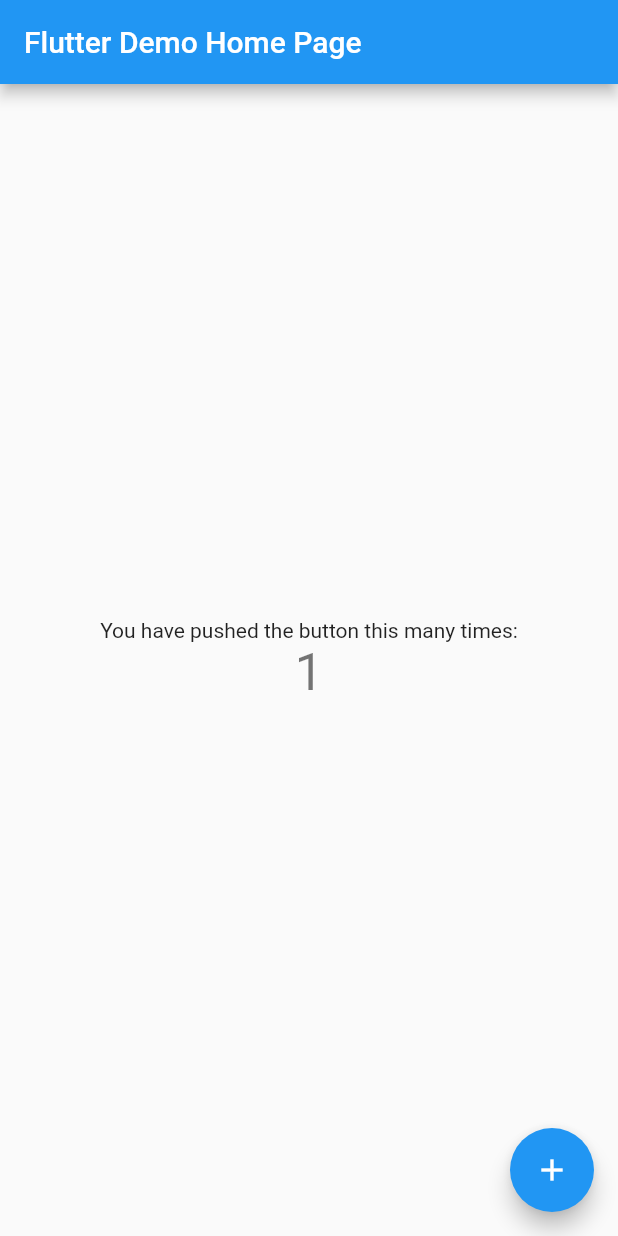
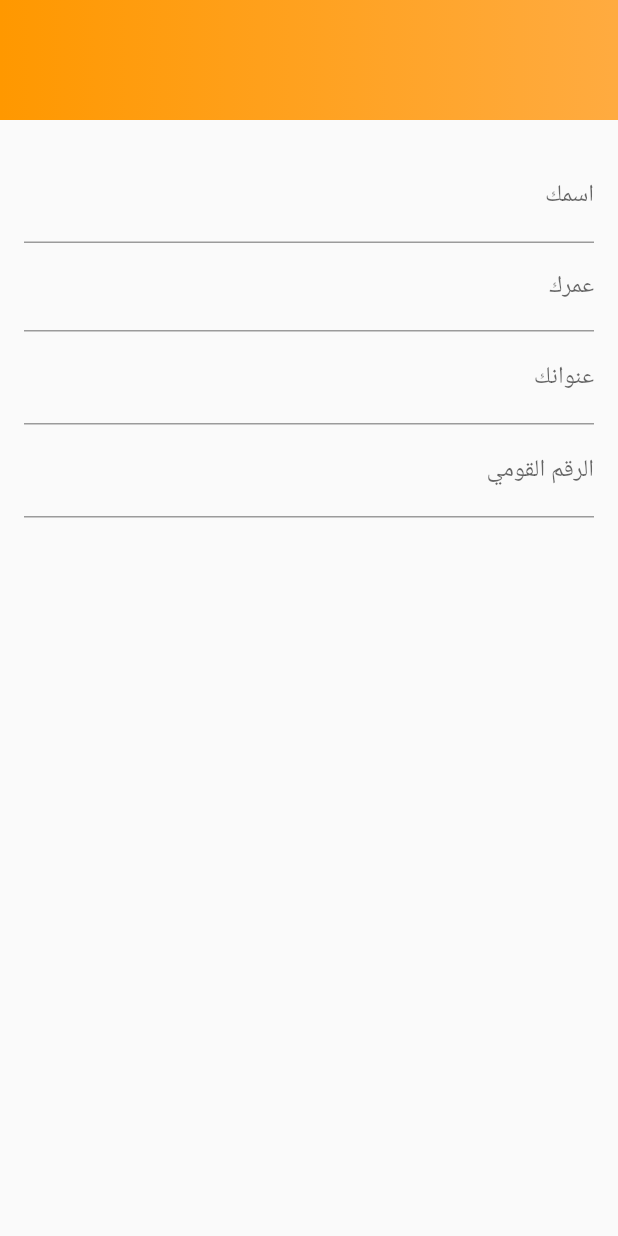
Before and after one commit to amlmusa1357/ElderyApp, a Flutter app: the screen it shows after launch, on a phone screen of 412 x 824 dp. Run offline on Flutter 3.47's test engine with Material 2 defaults, Android fonts, the phone set to English and light mode, and no system bars.

Commit message:
I have created a screen for filling elderly account information

```diff
--- a/elderly/lib/main.dart
+++ b/elderly/lib/main.dart
@@ -1,3 +1,5 @@
+import 'package:elderly/screens/old_account.dart';
+import 'package:elderly/screens/old_people.dart';
 import 'package:flutter/material.dart';
 
 void main() => runApp(MyApp());
@@ -7,105 +9,8 @@ class MyApp extends StatelessWidget {
   @override
   Widget build(BuildContext context) {
     return MaterialApp(
-      title: 'Flutter Demo',
-      theme: ThemeData(
-        // This is the theme of your application.
-        //
-        // Try running your application with "flutter run". You'll see the
-        // application has a blue toolbar. Then, without quitting the app, try
-        // changing the primarySwatch below to Colors.green and then invoke
-        // "hot reload" (press "r" in the console where you ran "flutter run",
-        // or simply save your changes to "hot reload" in a Flutter IDE).
-        // Notice that the counter didn't reset back to zero; the application
-        // is not restarted.
-        primarySwatch: Colors.blue,
-      ),
-      home: MyHomePage(title: 'Flutter Demo Home Page'),
+        home: NewAccount(),
+
     );
   }
 }
-
-class MyHomePage extends StatefulWidget {
-  MyHomePage({Key key, this.title}) : super(key: key);
-
-  // This widget is the home page of your application. It is stateful, meaning
-  // that it has a State object (defined below) that contains fields that affect
-  // how it looks.
-
-  // This class is the configuration for the state. It holds the values (in this
-  // case the title) provided by the parent (in this case the App widget) and
-  // used by the build method of the State. Fields in a Widget subclass are
-  // always marked "final".
-
-  final String title;
-
-  @override
-  _MyHomePageState createState() => _MyHomePageState();
-}
-
-class _MyHomePageState extends State<MyHomePage> {
-  int _counter = 1;
-
-  void _incrementCounter() {
-    setState(() {
-      // This call to setState tells the Flutter framework that something has
-      // changed in this State, which causes it to rerun the build method below
-      // so that the display can reflect the updated values. If we changed
-      // _counter without calling setState(), then the build method would not be
-      // called again, and so nothing would appear to happen.
-      _counter++;
-    });
-  }
-
-  @override
-  Widget build(BuildContext context) {
-    // This method is rerun every time setState is called, for instance as done
-    // by the _incrementCounter method above.
-    //
-    // The Flutter framework has been optimized to make rerunning build methods
-    // fast, so that you can just rebuild anything that needs updating rather
-    // than having to individually change instances of widgets.
-    return Scaffold(
-      appBar: AppBar(
-        // Here we take the value from the MyHomePage object that was created by
-        // the App.build method, and use it to set our appbar title.
-        title: Text(widget.title),
-      ),
-      body: Center(
-        // Center is a layout widget. It takes a single child and positions it
-        // in the middle of the parent.
-        child: Column(
-          // Column is also a layout widget. It takes a list of children and
-          // arranges them vertically. By default, it sizes itself to fit its
-          // children horizontally, and tries to be as tall as its parent.
-          //
-          // Invoke "debug painting" (press "p" in the console, choose the
-          // "Toggle Debug Paint" action from the Flutter Inspector in Android
-          // Studio, or the "Toggle Debug Paint" command in Visual Studio Code)
-          // to see the wireframe for each widget.
-          //
-          // Column has various properties to control how it sizes itself and
-          // how it positions its children. Here we use mainAxisAlignment to
-          // center the children vertically; the main axis here is the vertical
-          // axis because Columns are vertical (the cross axis would be
-          // horizontal).
-          mainAxisAlignment: MainAxisAlignment.center,
-          children: <Widget>[
-            Text(
-              'You have pushed the button this many times:',
-            ),
-            Text(
-              '$_counter',
-              style: Theme.of(context).textTheme.display1,
-            ),
-          ],
-        ),
-      ),
-      floatingActionButton: FloatingActionButton(
-        onPressed: _incrementCounter,
-        tooltip: 'Increment',
-        child: Icon(Icons.add),
-      ), // This trailing comma makes auto-formatting nicer for build methods.
-    );
-  }
-}
--- /dev/null
+++ b/elderly/lib/screens/old_account.dart
@@ -0,0 +1,158 @@
+import 'package:flutter/cupertino.dart';
+import 'package:flutter/material.dart';
+
+class NewAccount extends StatefulWidget {
+  @override
+  _NewAccountState createState() => _NewAccountState();
+}
+
+class _NewAccountState extends State<NewAccount> {
+  String name, age, address, idNumber;
+
+  getName(name) {
+    this.name = name;
+  }
+
+  getAge(age) {
+    this.age = age;
+  }
+
+  getAdress(address) {
+    this.address = address;
+  }
+
+  getIdNumber(id) {
+    this.idNumber = id;
+  }
+
+  @override
+  Widget build(BuildContext context) {
+    return Scaffold(
+      resizeToAvoidBottomInset: false,
+      body: Column(
+        children: <Widget>[
+          _myAppBar(),
+          Container(
+            width: MediaQuery.of(context).size.width,
+            height: MediaQuery.of(context).size.height - 80,
+            child: ListView(
+              children: <Widget>[
+                SizedBox(height: 20.0),
+                Padding(
+                  padding: EdgeInsets.only(left: 16.0, right: 16.0),
+                  child: new Directionality(
+                    textDirection: TextDirection.rtl,
+                    child: TextField(
+                      onChanged: (String name) {
+                        getName(name);
+                      },
+                      textAlign: TextAlign.right,
+                      decoration: InputDecoration(
+                          labelText: "اسمك", hintText: "اكتب اسمك رباعي "),
+                    ),
+                  ),
+                ),
+                Padding(
+                  padding: EdgeInsets.only(left: 16.0, right: 16.0),
+                  child: new Directionality(
+                    textDirection: TextDirection.rtl,
+                    child: TextField(
+                      onChanged: (String age) {
+                        getAge(age);
+                      },
+                      textAlign: TextAlign.right,
+                      decoration: InputDecoration(labelText: "عمرك"),
+                    ),
+                  ),
+                ),
+                Padding(
+                  padding: EdgeInsets.only(left: 16.0, right: 16.0),
+                  child: new Directionality(
+                    textDirection: TextDirection.rtl,
+                    child: TextField(
+                      onChanged: (String adress) {
+                        getAdress(adress);
+                      },
+                      textAlign: TextAlign.right,
+                      decoration: InputDecoration(
+                          labelText: "عنوانك",
+                          hintText: "اكتب العنوان بالتفصيل"),
+                    ),
+                  ),
+                ),
+                Padding(
+                  padding: EdgeInsets.only(left: 16.0, right: 16.0),
+                  child: new Directionality(
+                    textDirection: TextDirection.rtl,
+                    child: TextField(
+                      onChanged: (String id) {
+                        getIdNumber(id);
+                      },
+                      textAlign: TextAlign.right,
+                      decoration: InputDecoration(
+                          labelText: "الرقم القومي",
+                          hintText: "هذا فقط للتأكد من صحة هويتك"),
+                    ),
+                  ),
+                ),
+                SizedBox(
+                  height: 15.0,
+                )
+              ],
+            ),
+          ),
+
+          Row(
+            mainAxisAlignment: MainAxisAlignment.spaceEvenly,
+            children: <Widget>[
+
+              //this button cancel the dialogue
+
+              new RaisedButton(
+                  color: Colors.orange,
+                  onPressed:()=> Navigator.of(context).pop(),
+                  child: Text(
+                    "Cancel",
+                    style: TextStyle(color:Colors.white),
+
+                  ),
+              ),
+              //this button add the elderly account to the database
+              new RaisedButton(
+                color: Colors.orange,
+                onPressed:() {
+
+                },
+                child: Text(
+                  "Cancel",
+                  style: TextStyle(color:Colors.white),
+
+                ),
+              ),
+
+            ],
+
+
+          ),
+        ],
+
+      ),
+
+    );
+  }
+
+  Widget _myAppBar() {
+    return Container(
+      height: 80.0,
+      width: MediaQuery.of(context).size.width,
+      decoration: BoxDecoration(
+        gradient: LinearGradient(
+          colors: [Colors.orange, Colors.orangeAccent],
+          begin: const FractionalOffset(0.0, 0.0),
+          end: const FractionalOffset(1.0, 0.0),
+          stops: [0.0, 1.0],
+        ),
+      ),
+    );
+  }
+}
--- /dev/null
+++ b/elderly/lib/screens/old_people.dart
@@ -0,0 +1,28 @@
+import 'package:flutter/material.dart';
+import 'package:flutter/cupertino.dart';
+
+class Old extends StatefulWidget {
+  @override
+  _OldState createState() => _OldState();
+}
+
+class _OldState extends State<Old> {
+  @override
+  Widget build(BuildContext context) {
+    return Scaffold(
+      appBar: AppBar(
+        title: new Text("Elderly" , style: TextStyle(color: Colors.white),),
+        backgroundColor: Colors.yellow[700],
+
+      ),
+      body: Column(
+
+
+
+      ),
+    );
+  }
+
+
+
+}
--- a/elderly/pubspec.yaml
+++ b/elderly/pubspec.yaml
@@ -19,10 +19,16 @@ environment:
 dependencies:
   flutter:
     sdk: flutter
+  flutter_localizations:
+      sdk: flutter
 
   # The following adds the Cupertino Icons font to your application.
   # Use with the CupertinoIcons class for iOS style icons.
   cupertino_icons: ^0.1.2
+  font_awesome_flutter: ^8.8.1
+  cloud_firestore: ^0.13.4+2
+
+
 
 dev_dependencies:
   flutter_test:
```
Also changed, not shown: elderly/pubspec.lock, 3 other files.
